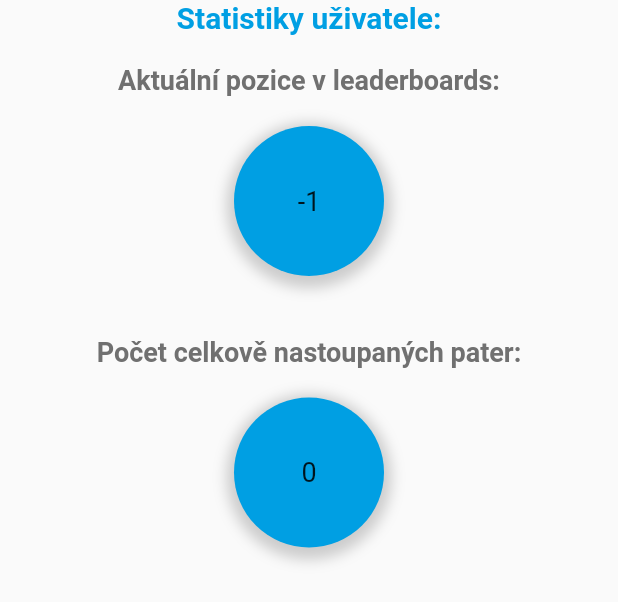
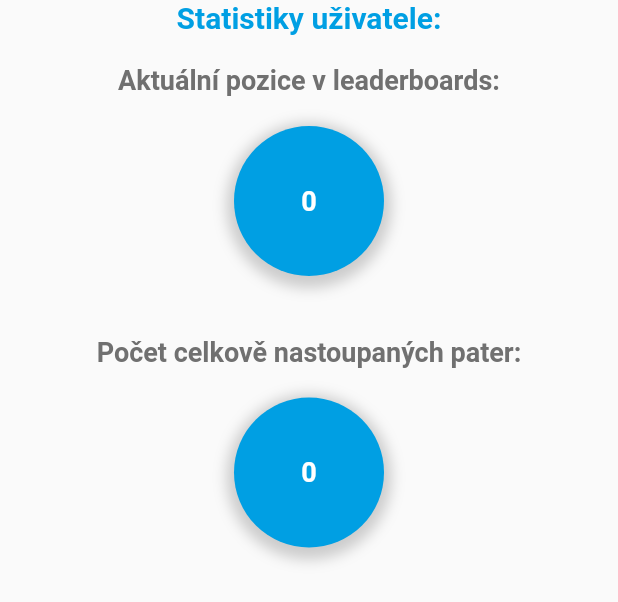
Before and after one commit to radekKapicka/ebrana_schody, a Flutter app: the SettingsPageStats widget shown alone on an empty page, opened directly with empty values, on a phone screen of 412 x 824 dp. Shown: the top 602 px of the screen. Run offline on Flutter 3.47's test engine with Material 2 defaults, Android fonts, the phone set to English and light mode, and no system bars; our stand-ins replace pedometer, sensors_plus, sqflite; missing offline and left inert: crypt, dart:ffi; accounts and stored records are empty.

Commit message:
commit - commit - funkcni vypis

```diff
--- a/lib/pages/navpages/settings_page_stats.dart
+++ b/lib/pages/navpages/settings_page_stats.dart
@@ -33,6 +33,7 @@ class _SettingsPageStatsState extends State<SettingsPageStats> {
 
   late List<User> users = [User(email: "", login: "", password: "", floors: widget.activeUser.floors)];
   late User user = new User(email: "", login: "", password: "", floors: widget.activeUser.floors);
+  List<String> pom1 = [];
 
   @override
   void initState() {
@@ -48,7 +49,14 @@ class _SettingsPageStatsState extends State<SettingsPageStats> {
   Future refreshUsers() async{
     this.user = await FloorsDatabase.instance.readUser(widget.activeUser.login);
     this.users = await FloorsDatabase.instance.readAllUsersForStats();
-    print(users[1]);
+    getUser();
+  }
+
+  Future getUser() async{
+    for(int i =0;i<=users.length-1;i++){
+      pom1.add(users[i].login);
+    }
+    print(pom1.indexOf(widget.activeUser.login)+1);
   }
 
   @override
@@ -89,7 +97,7 @@ class _SettingsPageStatsState extends State<SettingsPageStats> {
                             mainAxisAlignment: MainAxisAlignment.center,
                             crossAxisAlignment: CrossAxisAlignment.center,
                             children: [
-                              Text((users.indexOf(user)).toString(), style: TextStyle(fontSize: 18),),
+                              AppLargeText(text: (pom1.indexOf(widget.activeUser.login)+1).toString(), size: 18,color: AppColors.white)
                             ],
                           ),
                         ),
@@ -117,7 +125,7 @@ class _SettingsPageStatsState extends State<SettingsPageStats> {
                             mainAxisAlignment: MainAxisAlignment.center,
                             crossAxisAlignment: CrossAxisAlignment.center,
                             children: [
-                              Text(user.floors.toString(), style: TextStyle(fontSize: 18),),
+                              AppLargeText(text: user.floors.toString(), size: 18,color: AppColors.white,)
                             ],
                           ),
                         ),
```
